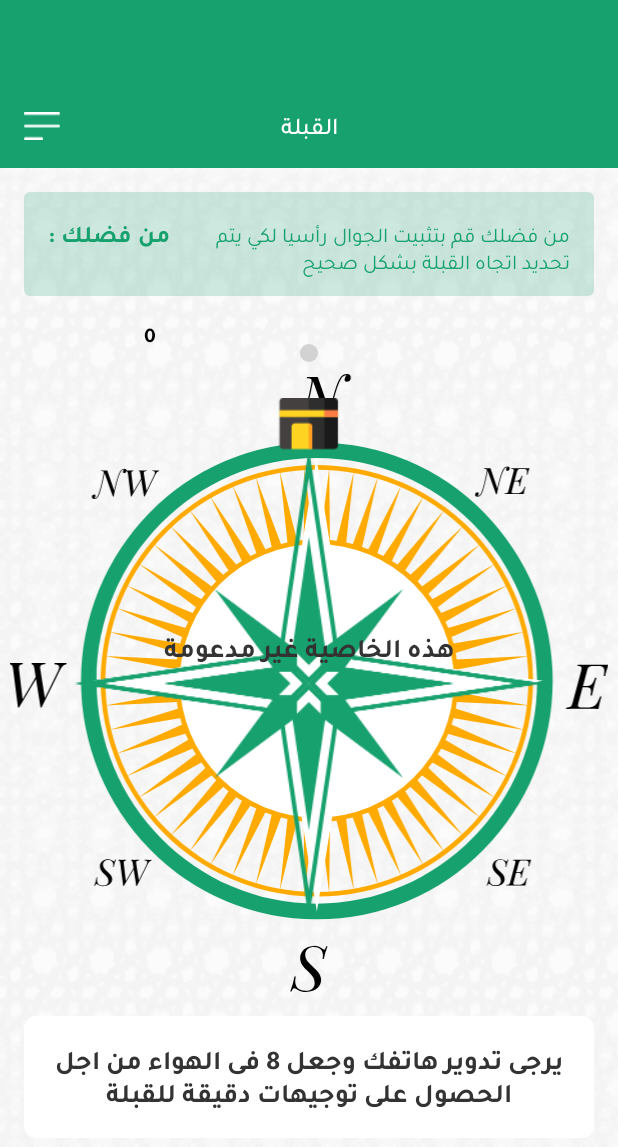
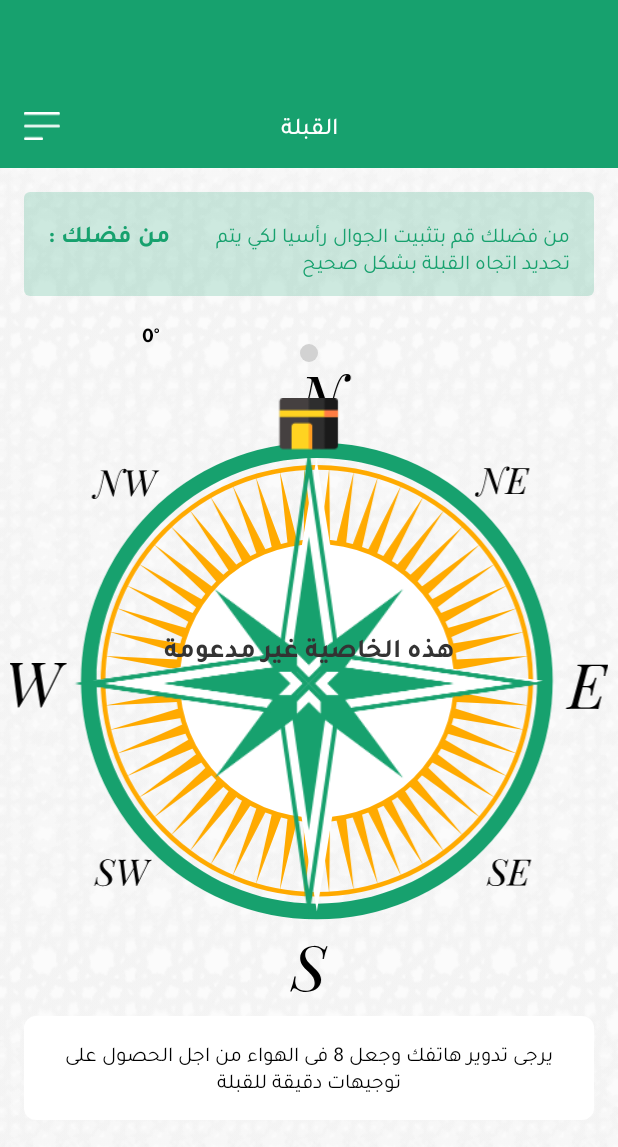
Before and after one commit to MohamedAlaaEldin636/Fazkorone, an Android app: the fragment QiblaFragment placed in its activity, on a phone screen of 412 x 824 dp. Shown: the top 1147 px of the screen. Run offline under Robolectric (Android 15) with nearby library versions, the phone set to English and light mode, and no system bars; our stand-ins replace Dagger/Hilt's generated code, Timber, data binding, navigation-ui, paging; libraries missing offline, so code that uses them is left out: com.zeugmasolutions.localehelper; 13 statements that could not run were skipped.

Commit message:
- fixed minor bug el7

```diff
--- a/app/src/main/java/com/grand/ezkorone/presentation/internalNavigation/viewModel/QiblaViewModel.kt
+++ b/app/src/main/java/com/grand/ezkorone/presentation/internalNavigation/viewModel/QiblaViewModel.kt
@@ -28,7 +28,7 @@ class QiblaViewModel @Inject constructor(
     val featureIsSupported = MutableLiveData(true)
 
     val currentDegrees = MutableLiveData(0)
-    val currentDegreesText = currentDegrees.map { it.toString() }
+    val currentDegreesText = currentDegrees.map { "$it°" }
     val showAccuracyCalibration = MutableLiveData(false)
 
     fun showNavDrawer(view: View) {
--- a/app/src/main/res/layout/fragment_qibla.xml
+++ b/app/src/main/res/layout/fragment_qibla.xml
@@ -159,7 +159,8 @@
 
                 style="@style/TextTajawalBold14"
                 android:gravity="center"
-                tools:text="160°"
+                tools:text="-160°"
+                android:textDirection="ltr"
                 android:text="@{viewModel.currentDegreesText}"
                 android:textIsSelectable="false"
 
@@ -237,11 +238,13 @@
                 app:layout_constraintEnd_toEndOf="parent"
                 app:layout_constraintStart_toStartOf="parent"/>
 
+            <!-- android:textColor="#17A16E"
+            dr_qibla_title-->
             <TextView
                 android:layout_width="0dp"
                 android:layout_height="wrap_content"
 
-                style="@style/TextTajawalBold18"
+                style="@style/TextTajawalRegular14"
                 android:gravity="center"
                 android:text="@string/compass_accuracy_hint"
                 android:padding="16dp"
```
Also changed, not shown: app/src/main/java/com/grand/ezkorone/presentation/internalNavigation/QiblaFragment.kt (+12 -3 lines).
